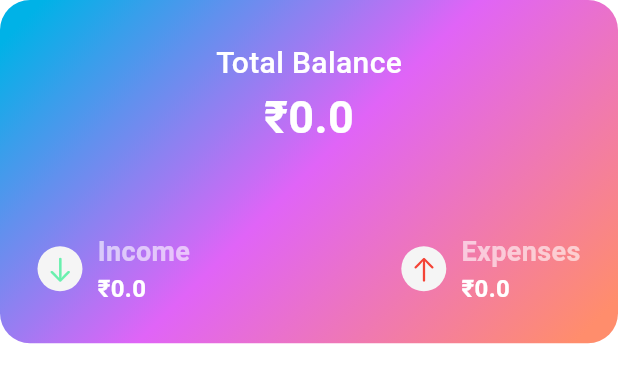
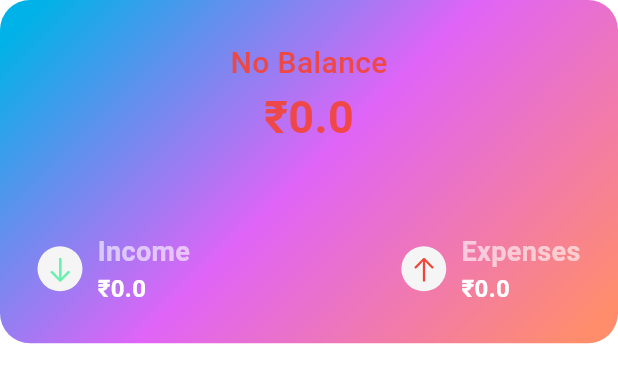
Before and after one commit to GurparveshGrewal/expense_tracker_app, a Flutter app: the StatsCard widget shown alone on an empty page, opened directly with empty values, on a phone screen of 412 x 824 dp. Shown: the top 383 px of the screen. Run offline on Flutter 3.47's test engine with Material 3 defaults, Android fonts, the phone set to English and light mode, and no system bars; our stand-ins replace bloc, cloud_firestore, firebase_auth, firebase_core, fl_chart, flutter_bloc and 5 more; accounts and stored records are empty.

Commit message:
fix: misc fixes

```diff
--- a/lib/features/home/views/home_page.dart
+++ b/lib/features/home/views/home_page.dart
@@ -72,10 +72,9 @@ class _HomePageState extends State<HomePage> {
         floatingActionButton: FloatingActionButton(
             shape: const CircleBorder(),
             onPressed: () {
-              // TODO: change constant value
               Navigator.of(context).push(MaterialPageRoute(
-                  builder: (ctx) => const AddNewExpensePage(
-                        currency: Currency.inr,
+                  builder: (ctx) => AddNewExpensePage(
+                        currency: widget.myUser.currency ?? Currency.inr,
                       )));
             },
             child: Container(
--- a/lib/features/home/widgets/stat_card.dart
+++ b/lib/features/home/widgets/stat_card.dart
@@ -29,7 +29,6 @@ class StatsCard extends StatelessWidget {
       padding: const EdgeInsets.symmetric(horizontal: 25),
       decoration: BoxDecoration(
         borderRadius: BorderRadius.circular(20),
-        color: Colors.amber,
         gradient: LinearGradient(
           colors: [
             Theme.of(context).colorScheme.primary,
@@ -49,19 +48,23 @@ class StatsCard extends StatelessWidget {
             child: FittedBox(
               child: Column(
                 children: [
-                  const Text(
-                    "Total Balance",
+                  Text(
+                    (income - expensesAmount) <= 0
+                        ? 'No Balance'
+                        : "Total Balance",
                     style: TextStyle(
-                        color: Colors.white,
+                        color: (income - expensesAmount) <= 0
+                            ? Colors.red.withOpacity(0.9)
+                            : Colors.white,
                         fontSize: 20,
                         fontWeight: FontWeight.w500),
                   ),
                   Text(
-                    income > 0
-                        ? '${getTextForCurrency(currency)}${(income - expensesAmount).toString()}'
-                        : "${getTextForCurrency(currency)}0.0",
-                    style: const TextStyle(
-                        color: Colors.white,
+                    '${getTextForCurrency(currency)}${(income - expensesAmount).toString()}',
+                    style: TextStyle(
+                        color: (income - expensesAmount) <= 0
+                            ? Colors.red.withOpacity(0.9)
+                            : Colors.white,
                         fontSize: 30,
                         fontWeight: FontWeight.bold),
                   ),
```
